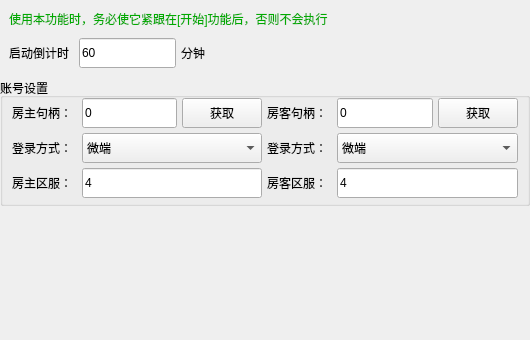
This is AppImplement/UIFiles/AutoLoginParam.ui in LinFeng-BingYi/FVM_Backstage_Assistant_LFBY as Qt 5 draws it before an edit. The edited form follows.
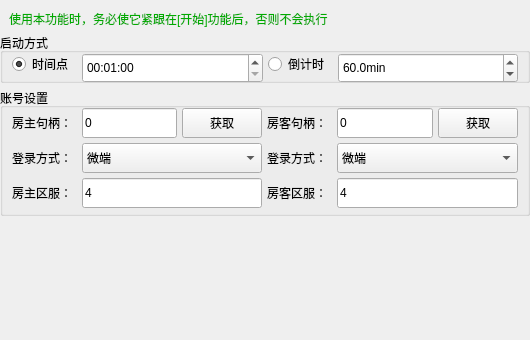
This is the edited form.

Commit message: 实现[勇士挑战]功能; 优化[自动登录]功能，适配360大厅空间服，同时增加指定时间点执行的登陆方式; 优化顶部菜单的打开等函数

What changed in the file:
```diff
--- a/AppImplement/UIFiles/AutoLoginParam.ui
+++ b/AppImplement/UIFiles/AutoLoginParam.ui
@@ -13,7 +13,7 @@
   <property name="windowTitle">
    <string>Form</string>
   </property>
-  <layout class="QVBoxLayout" name="verticalLayout_general">
+  <layout class="QVBoxLayout" name="verticalLayout_general" stretch="0,0,0,0">
    <property name="spacing">
     <number>5</number>
    </property>
@@ -52,14 +52,17 @@
     </widget>
    </item>
    <item>
-    <widget class="QWidget" name="widget_other_setting" native="true">
+    <widget class="QGroupBox" name="groupBox_start_way">
      <property name="minimumSize">
       <size>
        <width>0</width>
-       <height>40</height>
+       <height>50</height>
       </size>
      </property>
-     <layout class="QHBoxLayout" name="horizontalLayout_other_setting">
+     <property name="title">
+      <string>启动方式</string>
+     </property>
+     <layout class="QHBoxLayout" name="horizontalLayout_start_way" stretch="0,0,0,0">
       <property name="spacing">
        <number>5</number>
       </property>
@@ -67,10 +70,10 @@
        <number>0</number>
       </property>
       <property name="bottomMargin">
-       <number>0</number>
+       <number>5</number>
       </property>
       <item>
-       <widget class="QLabel" name="label_start_delay">
+       <widget class="QRadioButton" name="radioButton_start_time">
         <property name="minimumSize">
          <size>
           <width>65</width>
@@ -84,48 +87,76 @@
          </size>
         </property>
         <property name="text">
-         <string>启动倒计时</string>
+         <string>时间点</string>
         </property>
+        <property name="checked">
+         <bool>true</bool>
+        </property>
        </widget>
       </item>
       <item>
-       <widget class="QLineEdit" name="lineEdit_start_delay">
+       <widget class="QTimeEdit" name="timeEdit_start_time">
         <property name="minimumSize">
          <size>
           <width>0</width>
           <height>30</height>
          </size>
         </property>
+        <property name="dateTime">
+         <datetime>
+          <hour>0</hour>
+          <minute>1</minute>
+          <second>0</second>
+          <year>2000</year>
+          <month>1</month>
+          <day>1</day>
+         </datetime>
+        </property>
+        <property name="displayFormat">
+         <string>HH:mm:ss</string>
+        </property>
+        <property name="timeSpec">
+         <enum>Qt::LocalTime</enum>
+        </property>
+       </widget>
+      </item>
+      <item>
+       <widget class="QRadioButton" name="radioButton_start_delay">
+        <property name="minimumSize">
+         <size>
+          <width>65</width>
+          <height>0</height>
+         </size>
+        </property>
         <property name="maximumSize">
          <size>
-          <width>97</width>
+          <width>65</width>
           <height>16777215</height>
          </size>
         </property>
         <property name="text">
-         <string>60</string>
+         <string>倒计时</string>
         </property>
        </widget>
       </item>
       <item>
-       <widget class="QLabel" name="label_start_delay_unit">
-        <property name="text">
-         <string>分钟</string>
-        </property>
-       </widget>
-      </item>
-      <item>
-       <spacer name="horizontalSpacer_other_setting">
-        <property name="orientation">
-         <enum>Qt::Horizontal</enum>
-        </property>
-        <property name="sizeHint" stdset="0">
+       <widget class="QDoubleSpinBox" name="doubleSpinBox_start_delay">
+        <property name="minimumSize">
          <size>
-          <width>308</width>
-          <height>20</height>
+          <width>0</width>
+          <height>30</height>
          </size>
         </property>
-       </spacer>
+        <property name="suffix">
+         <string>min</string>
+        </property>
+        <property name="decimals">
+         <number>1</number>
+        </property>
+        <property name="value">
+         <double>60.000000000000000</double>
+        </property>
+       </widget>
       </item>
      </layout>
     </widget>
```
Left out of the diff: 14 changed lines with no effect on the pictures. The commit also changes 48 other files.
